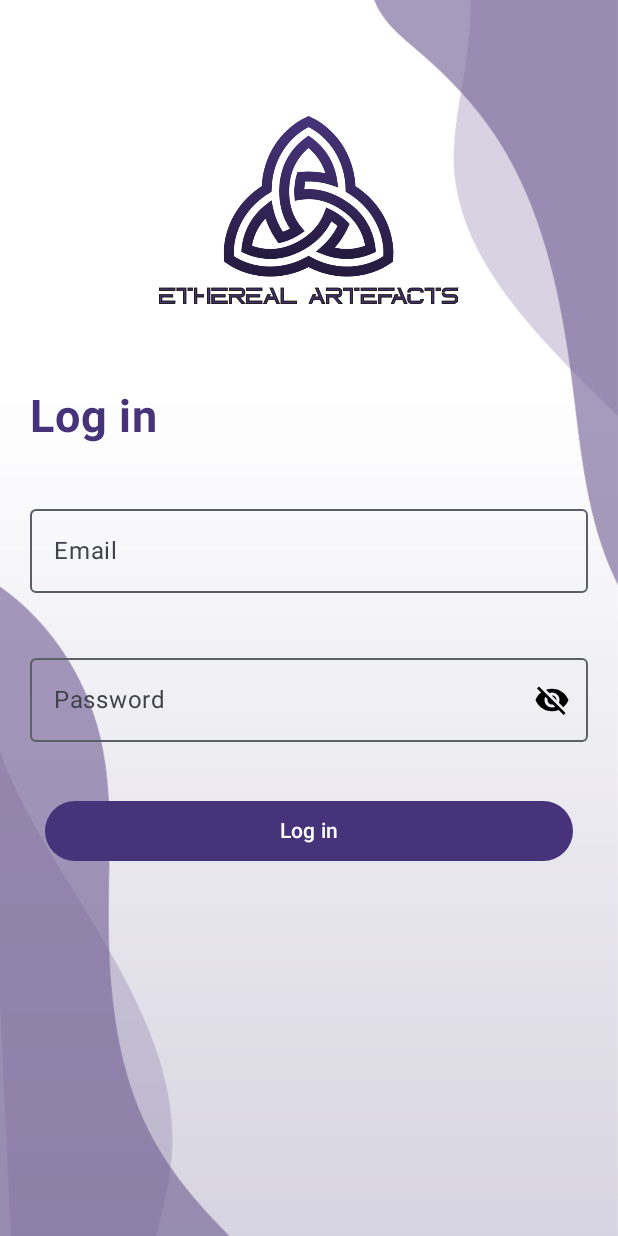
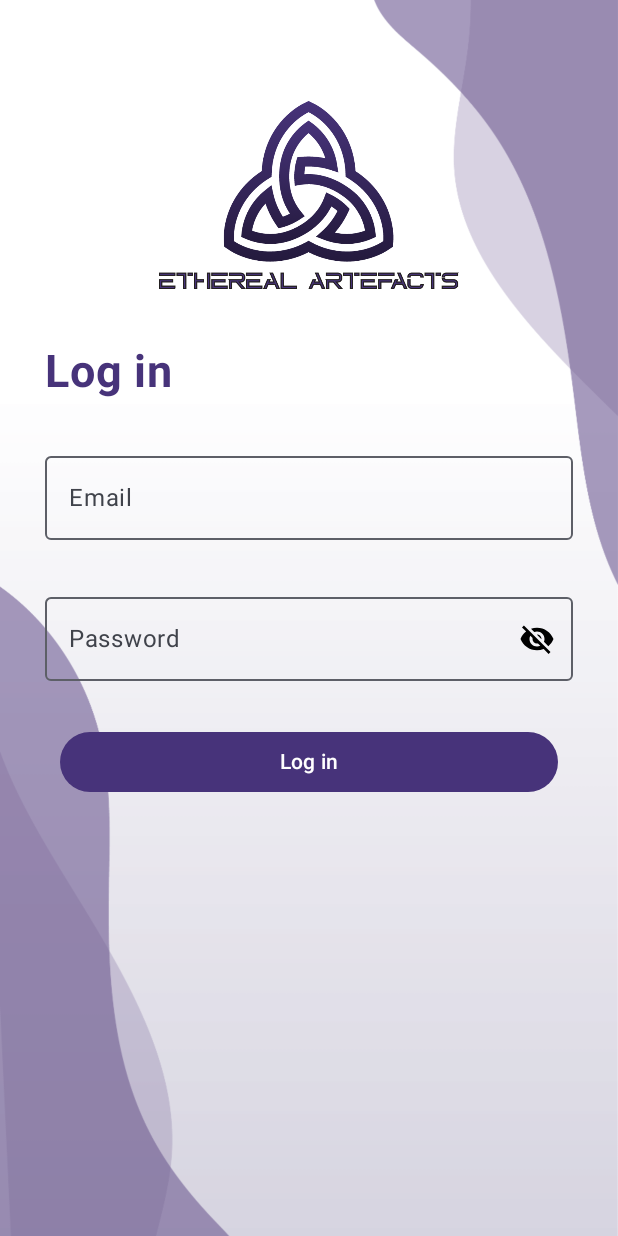
Before and after one commit to mtsoneva/AndroidTraining, an Android app built with Jetpack Compose: the screen it shows after launch (MainActivity), on a phone screen of 412 x 824 dp. Run offline under Robolectric (Android 15) with nearby library versions, the phone set to English and light mode, and no system bars; our stand-ins replace Dagger/Hilt's generated code.

Commit message:
extract padding and create constants

```diff
--- a/app/src/main/java/com/example/androidtraining/ui/login/LoginScreen.kt
+++ b/app/src/main/java/com/example/androidtraining/ui/login/LoginScreen.kt
@@ -28,6 +28,7 @@ import androidx.compose.ui.draw.paint
 import androidx.compose.ui.layout.ContentScale
 import androidx.compose.ui.platform.LocalContext
 import androidx.compose.ui.platform.LocalSoftwareKeyboardController
+import androidx.compose.ui.res.dimensionResource
 import androidx.compose.ui.res.painterResource
 import androidx.compose.ui.res.stringResource
 import androidx.compose.ui.text.font.FontWeight
@@ -79,12 +80,14 @@ fun LoginScreen(navigateToProductScreen: () -> Unit = {}) {
                 painterResource(id = R.drawable.login_background),
                 contentScale = ContentScale.FillWidth
             )
-            .padding(horizontal = 20.dp, vertical = 20.dp)
+            .padding(
+                horizontal = dimensionResource(id = R.dimen.padding_large),
+                vertical = dimensionResource(id = R.dimen.padding_large)
+            )
     ) {
         Row(
             modifier = Modifier
-                .fillMaxWidth()
-                .padding(vertical = 20.dp),
+                .fillMaxWidth(),
             horizontalArrangement = Arrangement.Center
         ) {
             Image(
@@ -94,7 +97,12 @@ fun LoginScreen(navigateToProductScreen: () -> Unit = {}) {
                     .size(200.dp)
             )
         }
-        Text(text = stringResource(id = R.string.log_in), fontWeight = FontWeight.Bold, fontSize = 30.sp, color = Purple)
+        Text(
+            text = stringResource(id = R.string.log_in),
+            fontWeight = FontWeight.Bold,
+            fontSize = 30.sp,
+            color = Purple
+        )
         OutlinedTextField(
             value = email.value,
             onValueChange = { newValue ->
@@ -105,7 +113,7 @@ fun LoginScreen(navigateToProductScreen: () -> Unit = {}) {
             placeholder = { Text(stringResource(id = R.string.input_email)) },
             modifier = Modifier
                 .fillMaxWidth()
-                .padding(vertical = 35.dp)
+                .padding(vertical = dimensionResource(id = R.dimen.padding_large))
         )
         OutlinedTextField(value = password.value,
             onValueChange = { password.value = it },
@@ -121,7 +129,10 @@ fun LoginScreen(navigateToProductScreen: () -> Unit = {}) {
                     painterResource(R.drawable.visibility)
                 else painterResource(R.drawable.visibility_off)
 
-                val description = if (passwordVisible.value) stringResource(id = R.string.hide_password) else stringResource(id = R.string.show_password)
+                val description =
+                    if (passwordVisible.value) stringResource(id = R.string.hide_password) else stringResource(
+                        id = R.string.show_password
+                    )
 
                 IconButton(onClick = { passwordVisible.value = !passwordVisible.value }) {
                     Image(painter = image, description)
@@ -131,7 +142,10 @@ fun LoginScreen(navigateToProductScreen: () -> Unit = {}) {
         Button(
             modifier = Modifier
                 .fillMaxWidth()
-                .padding(vertical = 35.dp, horizontal = 10.dp),
+                .padding(
+                    vertical = dimensionResource(id = R.dimen.padding_large),
+                    horizontal = dimensionResource(id = R.dimen.padding_small)
+                ),
             onClick = {
                 keyboardController?.hide()
                 viewModel.login(userInfo)
--- a/app/src/main/java/com/example/androidtraining/ui/product/Rating.kt
+++ b/app/src/main/java/com/example/androidtraining/ui/product/Rating.kt
@@ -15,6 +15,7 @@ import androidx.compose.ui.Modifier
 import androidx.compose.ui.unit.dp
 import com.example.androidtraining.ui.theme.GreyStar
 import com.example.androidtraining.ui.theme.PurpleStar
+import com.example.androidtraining.utils.Constants
 
 @OptIn(ExperimentalMaterial3Api::class, ExperimentalComposeUiApi::class)
 @Composable
@@ -33,7 +34,7 @@ fun Rating(rating: Int) {
                     tint = PurpleStar
                 )
             }
-            repeat(5 - rating) {
+            repeat(Constants.MAX_RATING - rating) {
                 Icon(
                     Icons.Default.Star,
                     contentDescription = null,
--- /dev/null
+++ b/app/src/main/java/com/example/androidtraining/utils/Constants.kt
@@ -0,0 +1,5 @@
+package com.example.androidtraining.utils
+
+object Constants {
+    const val MAX_RATING = 5
+}
--- /dev/null
+++ b/app/src/main/res/values/dimens.xml
@@ -0,0 +1,7 @@
+<?xml version="1.0" encoding="utf-8"?>
+<resources>
+   <dimen name="padding_large">30dp</dimen>
+   <dimen name="padding_medium">15dp</dimen>
+   <dimen name="padding_small">10dp</dimen>
+   <dimen name="padding_extra_small">5dp</dimen>
+</resources>
```
Also changed, not shown: app/src/main/java/com/example/androidtraining/ui/product/ProductScreen.kt (+11 -9 lines).
